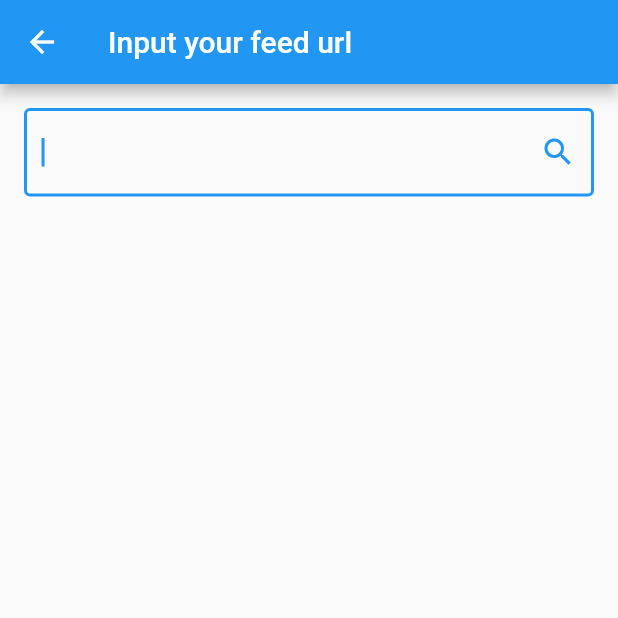
After one commit to jevi061/fluent_rss, a Flutter app: the AddChannelScreen screen opened directly, on a phone screen of 412 x 824 dp, the top half of it. The commit adds this screen. Run offline on Flutter 3.47's test engine with Material 2 defaults, Android fonts, the phone set to English and light mode, and no system bars; our stand-ins replace cached_network_image, dio, equatable, file_picker, flutter_bloc, flutter_slidable and 5 more; missing offline and left inert: opmlparser, webfeed; accounts and stored records are empty.

Commit message:
new feature for add feed

```diff
--- a/lib/business/event/channel_event.dart
+++ b/lib/business/event/channel_event.dart
@@ -39,3 +39,10 @@ class ChannelDeleted extends ChannelEvent {
   @override
   List<Object?> get props => [channel];
 }
+
+class ChannelAdded extends ChannelEvent {
+  Channel channel;
+  ChannelAdded(this.channel);
+  @override
+  List<Object?> get props => [channel];
+}
--- a/lib/data/repository/channel_repository.dart
+++ b/lib/data/repository/channel_repository.dart
@@ -13,14 +13,14 @@ class ChannelRepository {
   ChannelRepository(
       {required this.channelProvider, required this.articleProvider});
 
-  void addChannel(Channel channel) async {
-    channelProvider.insert(channel.toMap());
+  Future<void> addChannel(Channel channel) async {
+    await channelProvider.insert(channel.toMap());
   }
 
   Future<void> addChannels(List<Channel> chs) async {
     List<Map<String, dynamic>> data = chs.map((e) => e.toMap()).toList();
     Logger().d('channel provider:$channelProvider');
-    channelProvider.batchInsert(data);
+    await channelProvider.batchInsert(data);
   }
 
   Future<List<Channel>> fetchChannels() async {
--- /dev/null
+++ b/lib/ui/screens/add_channel_screen.dart
@@ -0,0 +1,77 @@
+import 'dart:convert';
+
+import 'package:fluent_rss/business/bloc/channel_bloc.dart';
+import 'package:fluent_rss/business/event/channel_event.dart';
+import 'package:fluent_rss/data/domains/channel.dart';
+import 'package:fluent_rss/services/feed_parser.dart';
+import 'package:flutter/cupertino.dart';
+import 'package:flutter/material.dart';
+import 'package:flutter_bloc/flutter_bloc.dart';
+import 'package:logger/logger.dart';
+import 'package:cached_network_image/cached_network_image.dart';
+
+class AddChannelScreen extends StatefulWidget {
+  @override
+  State<StatefulWidget> createState() => _AddChannelScreenState();
+}
+
+class _AddChannelScreenState extends State<AddChannelScreen> {
+  Channel? channel;
+  final urlController = TextEditingController();
+  @override
+  Widget build(BuildContext context) {
+    return Scaffold(
+      appBar: AppBar(
+        title: Text("Input your feed url"),
+      ),
+      body: Container(
+          padding: EdgeInsets.all(16),
+          child: Column(
+            children: [
+              TextField(
+                  controller: urlController,
+                  autofocus: true,
+                  decoration: InputDecoration(
+                      border: OutlineInputBorder(),
+                      suffixIcon: IconButton(
+                        icon: Icon(Icons.search),
+                        onPressed: () async {
+                          var feedParser = FeedParser();
+                          var ch =
+                              await feedParser.parseChannel(urlController.text);
+                          Logger().d(
+                              'channel title:${ch?.title},icon:${ch?.iconUrl}');
+                          setState(() {
+                            channel = ch;
+                          });
+                        },
+                      ))),
+              if (channel != null) ...[
+                Card(
+                  margin: EdgeInsets.only(top: 20),
+                  child: Container(
+                    padding: EdgeInsets.only(left: 10, right: 0),
+                    child: Row(
+                      children: [
+                        CircleAvatar(
+                          backgroundImage:
+                              CachedNetworkImageProvider(channel!.iconUrl),
+                        ),
+                        Expanded(child: Text(channel!.title)),
+                        IconButton(
+                            onPressed: () {
+                              BlocProvider.of<ChannelBloc>(context)
+                                  .add(ChannelAdded(channel!));
+                              Navigator.pop(context);
+                            },
+                            icon: Icon(Icons.add)),
+                      ],
+                    ),
+                  ),
+                )
+              ]
+            ],
+          )),
+    );
+  }
+}
--- a/lib/ui/widgets/opml_picker.dart
+++ b/lib/ui/widgets/opml_picker.dart
@@ -1,10 +1,5 @@
-import 'dart:convert';
-import 'dart:io';
-
 import 'package:file_picker/file_picker.dart';
-import 'package:fluent_rss/business/bloc/article_bloc.dart';
 import 'package:fluent_rss/business/bloc/channel_bloc.dart';
-import 'package:fluent_rss/business/event/article_event.dart';
 import 'package:fluent_rss/business/event/channel_event.dart';
 import 'package:fluent_rss/data/domains/channel.dart';
 import 'package:fluent_rss/services/opml_parser.dart';
```
Also changed, not shown: lib/business/bloc/channel_bloc.dart (+8 -2 lines), lib/services/feed_parser.dart (+42 -0 lines), lib/ui/screens/channel_screen.dart (+5 -2 lines), lib/ui/widgets/menu.dart (added, +65 -0 lines).
